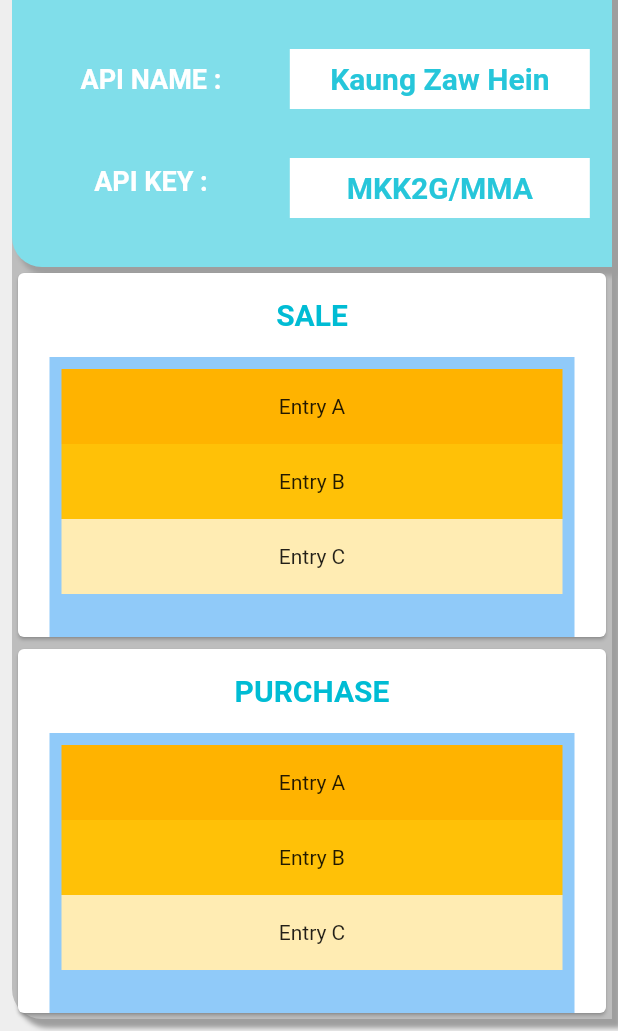
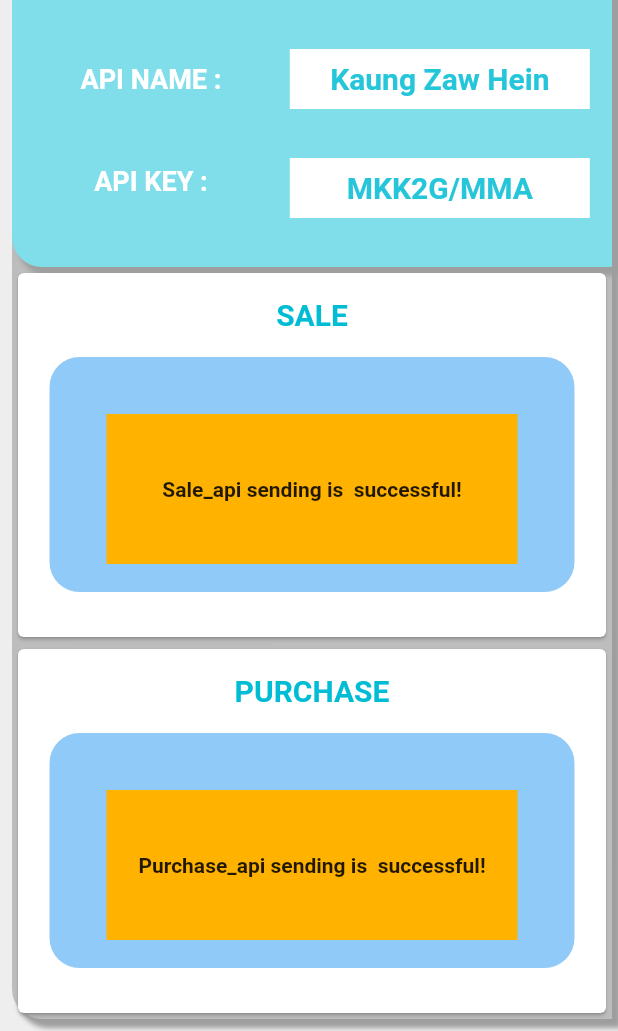
Before and after one commit to mamonthee/pprd, a Flutter app: the screen it shows after launch, on a phone screen of 412 x 824 dp, the part 205-1236 px from its top. Run offline on Flutter 3.47's test engine with Material 2 defaults, Android fonts, the phone set to English and light mode, and no system bars; our stand-ins replace dio, pretty_dio_logger, retrofit; generated files the repository leaves out were written again; network calls fail.

Commit message:
update design sale and purchase

```diff
--- a/lib/information/home_info.dart
+++ b/lib/information/home_info.dart
@@ -1,23 +1,21 @@
 import 'package:flutter/material.dart';
 
-
 class HomeInfo extends StatelessWidget {
-  Widget UserInfo(){
-    return  Container(
+  Widget UserInfo() {
+    return Container(
         width: 400,
         height: 300,
         decoration: BoxDecoration(
             color: Colors.cyan[200],
-            borderRadius: BorderRadius.only(topLeft: Radius.circular(20),bottomLeft: Radius.circular(20)),
+            borderRadius: BorderRadius.only(
+                topLeft: Radius.circular(20), bottomLeft: Radius.circular(20)),
             boxShadow: [
               BoxShadow(
-                  offset: Offset(5,5),
+                  offset: Offset(5, 5),
                   color: Colors.grey,
                   spreadRadius: 1,
-                  blurRadius: 2
-              )
-            ]
-        ),
+                  blurRadius: 2)
+            ]),
         child: Row(
           mainAxisAlignment: MainAxisAlignment.spaceEvenly,
           crossAxisAlignment: CrossAxisAlignment.center,
@@ -25,9 +23,25 @@ class HomeInfo extends StatelessWidget {
             Column(
               mainAxisAlignment: MainAxisAlignment.spaceEvenly,
               children: [
-                Text("STATION PPRD ID :",style: TextStyle(color: Colors.white,fontSize: 18,fontWeight: FontWeight.bold),),
-                Text("API NAME :",style: TextStyle(color: Colors.white,fontSize: 18,fontWeight: FontWeight.bold)),
-                Text("API KEY :", style: TextStyle(color: Colors.white,fontSize: 18,fontWeight: FontWeight.bold),)
+                Text(
+                  "STATION PPRD ID :",
+                  style: TextStyle(
+                      color: Colors.white,
+                      fontSize: 18,
+                      fontWeight: FontWeight.bold),
+                ),
+                Text("API NAME :",
+                    style: TextStyle(
+                        color: Colors.white,
+                        fontSize: 18,
+                        fontWeight: FontWeight.bold)),
+                Text(
+                  "API KEY :",
+                  style: TextStyle(
+                      color: Colors.white,
+                      fontSize: 18,
+                      fontWeight: FontWeight.bold),
+                )
               ],
             ),
             Column(
@@ -37,36 +51,49 @@ class HomeInfo extends StatelessWidget {
                 //
                 // ),
                 Container(
-                    width:200,
+                    width: 200,
                     height: 40,
                     alignment: Alignment.center,
                     color: Colors.white,
-                    child: Text("100007",style: TextStyle(fontSize: 20,fontWeight: FontWeight.bold,color: Colors.cyan[400]),)
-                ),
+                    child: Text(
+                      "100007",
+                      style: TextStyle(
+                          fontSize: 20,
+                          fontWeight: FontWeight.bold,
+                          color: Colors.cyan[400]),
+                    )),
                 // Text("100007"),
                 Container(
-                    width:200,
+                    width: 200,
                     height: 40,
                     alignment: Alignment.center,
                     color: Colors.white,
-                    child: Text("Kaung Zaw Hein",style: TextStyle(fontSize: 20,fontWeight: FontWeight.bold,color: Colors.cyan[400]),)
-                ),
+                    child: Text(
+                      "Kaung Zaw Hein",
+                      style: TextStyle(
+                          fontSize: 20,
+                          fontWeight: FontWeight.bold,
+                          color: Colors.cyan[400]),
+                    )),
                 Container(
-                    width:200,
+                    width: 200,
                     height: 40,
                     alignment: Alignment.center,
                     color: Colors.white,
-                    child: Text("MKK2G/MMA",style: TextStyle(fontSize: 20,fontWeight: FontWeight.bold,color: Colors.cyan[400]),)
-                ),
-
+                    child: Text(
+                      "MKK2G/MMA",
+                      style: TextStyle(
+                          fontSize: 20,
+                          fontWeight: FontWeight.bold,
+                          color: Colors.cyan[400]),
+                    )),
               ],
             )
           ],
-        )
-    );
+        ));
   }
 
-  Widget SaleList(){
+  Widget saleList() {
     return SizedBox(
       width: 400,
       height: 300,
@@ -77,36 +104,50 @@ class HomeInfo extends StatelessWidget {
           crossAxisAlignment: CrossAxisAlignment.center,
           children: [
             Center(
-              child:  ListTile(
+              child: ListTile(
                 // leading: Icon(Icons.check),
-                title: Center(child: Text('SALE',style: TextStyle(color: Colors.cyan,fontSize: 20,fontWeight: FontWeight.bold),),),
-
+                title: Center(
+                  child: Text(
+                    'SALE',
+                    style: TextStyle(
+                        color: Colors.cyan,
+                        fontSize: 20,
+                        fontWeight: FontWeight.bold),
+                  ),
+                ),
               ),
             ),
             Expanded(
               child: Container(
                 width: 350,
+                margin: EdgeInsets.only(bottom: 30),
                 decoration: BoxDecoration(
+                  borderRadius: BorderRadius.all(Radius.circular(20)),
                   color: Colors.blue[200],
                 ),
-                child:  ListView(
+                child: ListView(
                   padding: const EdgeInsets.all(8),
                   children: <Widget>[
                     Container(
-                      height: 50,
+                      margin: EdgeInsets.only(top: 30, left: 30, right: 30),
+                      height: 100,
                       color: Colors.amber[600],
-                      child: const Center(child: Text('Entry A')),
+                      child: const Center(
+                          child: Text(
+                        'Sale_api sending is  successful!',
+                        style: TextStyle(fontWeight: FontWeight.bold),
+                      )),
                     ),
-                    Container(
-                      height: 50,
-                      color: Colors.amber[500],
-                      child: const Center(child: Text('Entry B')),
-                    ),
-                    Container(
-                      height: 50,
-                      color: Colors.amber[100],
-                      child: const Center(child: Text('Entry C')),
-                    ),
+                    // Container(
+                    //   height: 50,
+                    //   color: Colors.amber[500],
+                    //   child: const Center(child: Text('Entry B')),
+                    // ),
+                    // Container(
+                    //   height: 50,
+                    //   color: Colors.amber[100],
+                    //   child: const Center(child: Text('Entry C')),
+                    // ),
                   ],
                 ),
               ),
@@ -117,8 +158,8 @@ class HomeInfo extends StatelessWidget {
     );
   }
 
-  Widget PurchaseList(){
-   return SizedBox(
+  Widget purchaseList() {
+    return SizedBox(
       width: 400,
       height: 300,
       child: Card(
@@ -128,41 +169,56 @@ class HomeInfo extends StatelessWidget {
           crossAxisAlignment: CrossAxisAlignment.center,
           children: [
             Center(
-              child:  ListTile(
+              child: ListTile(
                 // leading: Icon(Icons.check),
-                title: Center(child: Text('PURCHASE',style: TextStyle(color: Colors.cyan,fontSize: 20,fontWeight: FontWeight.bold),),),
-
+                title: Center(
+                  child: Text(
+                    'PURCHASE',
+                    style: TextStyle(
+                        color: Colors.cyan,
+                        fontSize: 20,
+                        fontWeight: FontWeight.bold),
+                  ),
+                ),
               ),
             ),
             Expanded(
               child: Container(
                 width: 350,
+                margin: EdgeInsets.only(bottom: 30),
                 decoration: BoxDecoration(
+                  borderRadius: BorderRadius.all(Radius.circular(20)),
                   color: Colors.blue[200],
                 ),
-                child:  ListView(
+                child: ListView(
                   padding: const EdgeInsets.all(8),
                   children: <Widget>[
                     Container(
-                      height: 50,
+                      height: 100,
+                      margin: EdgeInsets.only(
+                          top: 30, left: 30, right: 30, bottom: 50),
                       color: Colors.amber[600],
-                      child: const Center(child: Text('Entry A')),
+                      // color: Colors.white,
+                      child: const Center(
+                          child: Text(
+                        'Purchase_api sending is  successful!',
+                        style: TextStyle(fontWeight: FontWeight.bold),
+                      )),
                     ),
-                    Container(
-                      height: 50,
-                      color: Colors.amber[500],
-                      child: const Center(child: Text('Entry B')),
-                    ),
-                    Container(
-                      height: 50,
-                      color: Colors.amber[100],
-                      child: const Center(child: Text('Entry C')),
-                    ),
+                    // Container(
+                    //   height: 50,
+                    //   color: Colors.amber[500],
+                    //   child: const Center(child: Text('Entry B')),
+                    // ),
+                    // Container(
+                    //   height: 50,
+                    //   color: Colors.amber[100],
+                    //   child: const Center(child: Text('Entry C')),
+                    // ),
                   ],
                 ),
               ),
             )
-
           ],
         ),
       ),
@@ -182,30 +238,25 @@ class HomeInfo extends StatelessWidget {
             Expanded(
               child: Container(
                 decoration: BoxDecoration(
-                  color: Colors.grey[400],
-                    borderRadius: BorderRadius.only(topLeft: Radius.circular(20),bottomLeft: Radius.circular(20)),
+                    color: Colors.grey[400],
+                    borderRadius: BorderRadius.only(
+                        topLeft: Radius.circular(20),
+                        bottomLeft: Radius.circular(20)),
                     boxShadow: [
                       BoxShadow(
-                          offset: Offset(5,5),
+                          offset: Offset(5, 5),
                           color: Colors.grey,
                           spreadRadius: 1,
-                          blurRadius: 2
-                      )
-                    ]
-                ),
+                          blurRadius: 2)
+                    ]),
                 width: 400,
                 height: 300,
                 // color: Colors.grey[400],
                 child: Column(
                   children: [
-                    Expanded(
-                        child: UserInfo()),
-                    Expanded(
-                      child: SaleList()
-                    ),
-                    Expanded(
-                      child: PurchaseList()
-                    ),
+                    Expanded(child: UserInfo()),
+                    Expanded(child: saleList()),
+                    Expanded(child: purchaseList()),
                   ],
                 ),
               ),
--- a/lib/ui/report_info.dart
+++ b/lib/ui/report_info.dart
@@ -4,7 +4,7 @@ import 'package:pprd/network/model/api_model.dart';
 import 'package:provider/provider.dart';
 
 class ReportInfo extends StatelessWidget {
-  Widget ReportList(){
+  Widget ReportList() {
     return Padding(
       padding: const EdgeInsets.all(8.0),
       child: Container(
@@ -12,17 +12,18 @@ class ReportInfo extends StatelessWidget {
           height: 500,
           color: Colors.white,
           child: ListView.builder(
-          itemBuilder: (context,index)=>Container(
+            itemBuilder: (context, index) => Container(
               height: 50,
               width: 30,
-            child: Card(child: Text("$index" ),),
+              child: Card(
+                child: Text("$index"),
               ),
-        )
             ),
+          )),
     );
   }
 
-  Widget AlertInfo(){
+  Widget alertInfo() {
     return Container(
       width: 400,
       height: 100,
@@ -46,15 +47,33 @@ class ReportInfo extends StatelessWidget {
         child: Column(
           mainAxisAlignment: MainAxisAlignment.spaceEvenly,
           children: [
-            Text("LAST SENDING TIME TO MPTA",style: TextStyle(color: Colors.blue,fontWeight: FontWeight.bold,fontSize: 19),),
-            Text("02-Feb-2020 16:12:12",style: TextStyle(color: Colors.blue,fontWeight: FontWeight.bold,fontSize: 18),),
-            Text("01-Jan-2020 12:2:00",style: TextStyle(color: Colors.blue,fontWeight: FontWeight.bold,fontSize: 18),)
+            Text(
+              "LAST SENDING TIME TO MPTA",
+              style: TextStyle(
+                  color: Colors.blue,
+                  fontWeight: FontWeight.bold,
+                  fontSize: 19),
+            ),
+            Text(
+              "02-Feb-2020 16:12:12",
+              style: TextStyle(
+                  color: Colors.blue,
+                  fontWeight: FontWeight.bold,
+                  fontSize: 18),
+            ),
+            Text(
+              "01-Jan-2020 12:2:00",
+              style: TextStyle(
+                  color: Colors.blue,
+                  fontWeight: FontWeight.bold,
+                  fontSize: 18),
+            )
           ],
         ),
-
       ),
     );
   }
+
   @override
   Widget build(BuildContext context) {
     return
@@ -72,8 +91,12 @@ class ReportInfo extends StatelessWidget {
         child: Column(
           children: [
             Padding(
-              padding: const EdgeInsets.only(top:8.0),
-              child: Text("REPORT",style: TextStyle(color: Colors.white,fontWeight: FontWeight.bold,fontSize: 26)),
+              padding: const EdgeInsets.only(top: 8.0),
+              child: Text("REPORT",
+                  style: TextStyle(
+                      color: Colors.red[600],
+                      fontWeight: FontWeight.bold,
+                      fontSize: 26)),
             ),
             Container(
               width: 900,
@@ -83,50 +106,42 @@ class ReportInfo extends StatelessWidget {
             ),
             // ReportList(),
 
-            AlertInfo()
-
+            alertInfo()
           ],
-
         ),
-      ),
-
-    )
-    ;
-  }
-  FutureBuilder _listFutureApi(BuildContext context){
-    return FutureBuilder<List<ApiModel>>(
-      future: Provider.of<ApiService>(context,listen:false).getApi(),
-      builder: (BuildContext context, AsyncSnapshot<List<ApiModel>> snapshot){
-        if(snapshot.connectionState == ConnectionState.done){
-            if(snapshot.hasError){
-              return Container(
-                child: Center(
-                  child: Text("Something went wrong"),
-                  )
-              );
-
-            }
-              final getApi = snapshot.data;
-              return listReport(context : context, getApi : getApi);
-              // return ReportList();
-        }else{
-           return Container(
-            child: Center(
-              child: CircularProgressIndicator()
       ),
     );
   }
 
+  FutureBuilder _listFutureApi(BuildContext context) {
+    return FutureBuilder<List<ApiModel>>(
+      future: Provider.of<ApiService>(context, listen: false).getApi(),
+      builder: (BuildContext context, AsyncSnapshot<List<ApiModel>> snapshot) {
+        if (snapshot.connectionState == ConnectionState.done) {
+          if (snapshot.hasError) {
+            return Container(
+                child: Center(
+              child: Text("Something went wrong"),
+            ));
+          }
+          final getApi = snapshot.data;
+          return listReport(context: context, getApi: getApi);
+          // return ReportList();
+        } else {
+          return Container(
+            child: Center(child: CircularProgressIndicator()),
+          );
+        }
       },
     );
   }
 
-    ListView listReport({BuildContext context,List<ApiModel> getApi}){
+  ListView listReport({BuildContext context, List<ApiModel> getApi}) {
     return ListView.builder(
         itemCount: 20,
-      itemBuilder : (BuildContext context,int index){
+        itemBuilder: (BuildContext context, int index) {
           return Card(
-          child:Container(
+            child: Container(
               padding: EdgeInsets.all(10.0),
               child: ListTile(
                 leading: Text("Title"),
```
Also changed, not shown: lib/main.dart (+19 -9 lines), pubspec.lock. Lines whose indentation alone changed are shown as unchanged.
